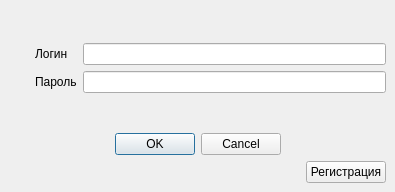
First picture: the form in src/login/login.ui, repository rainovskyqt/teacher_plan, before the edit.
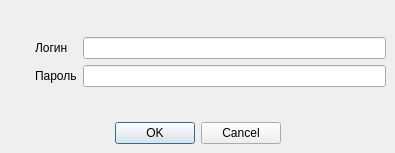
Second picture: the form after the edit. Icons and pictures are not drawn.

Diff of the .ui file:
```diff
--- a/src/login/login.ui
+++ b/src/login/login.ui
@@ -7,7 +7,7 @@
     <x>0</x>
     <y>0</y>
     <width>395</width>
-    <height>192</height>
+    <height>153</height>
    </rect>
   </property>
   <property name="windowTitle">
@@ -153,30 +153,6 @@
       </item>
      </layout>
     </item>
-    <item>
-     <layout class="QHBoxLayout" name="horizontalLayout_3">
-      <item>
-       <spacer name="horizontalSpacer_5">
-        <property name="orientation">
-         <enum>Qt::Horizontal</enum>
-        </property>
-        <property name="sizeHint" stdset="0">
-         <size>
-          <width>40</width>
-          <height>20</height>
-         </size>
-        </property>
-       </spacer>
-      </item>
-      <item>
-       <widget class="QPushButton" name="btn_register">
-        <property name="text">
-         <string>Регистрация</string>
-        </property>
-       </widget>
-      </item>
-     </layout>
-    </item>
    </layout>
   </widget>
  </widget>
```
Left out of the diff: 6 changed lines with no effect on the pictures.
